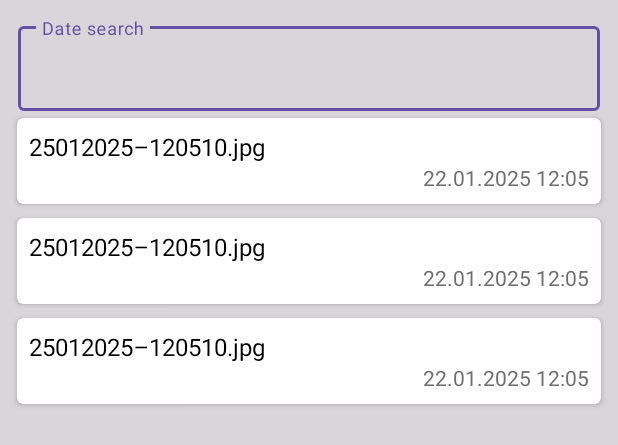
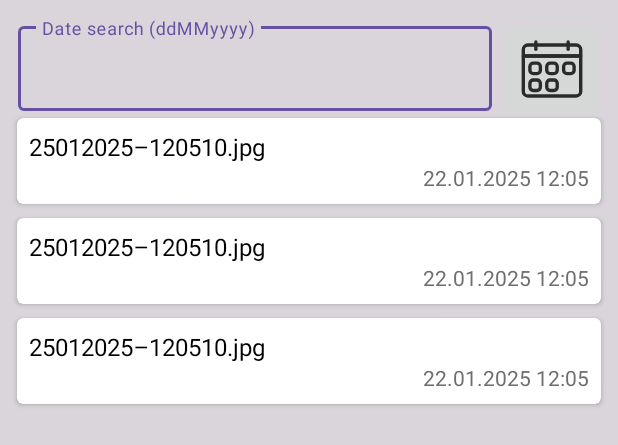
Before and after one commit to dgmedvedev/SnapshotHistory, an Android app: the layout fragment_snapshot_list.xml on its own in the app's theme, with its tools: preview values and no code run, on a phone screen of 412 x 824 dp. Shown: the top 445 px of the screen. Run offline under Robolectric (Android 15) with nearby library versions, the phone set to English and light mode, and no system bars.

Commit message:
Added: DatePickerDialog, date selection button.

```diff
--- a/app/src/main/java/com/medvedev/snapshothistory/app/presentation/MainViewModel.kt
+++ b/app/src/main/java/com/medvedev/snapshothistory/app/presentation/MainViewModel.kt
@@ -35,7 +35,7 @@ class MainViewModel(
     private val takeSnapshotUseCase: TakeSnapshotUseCase
 ) : ViewModel() {
 
-    private var _resultPhotoCapture = MutableLiveData<String>()
+    private val _resultPhotoCapture = MutableLiveData<String>()
     val resultPhotoCapture: LiveData<String>
         get() = _resultPhotoCapture
 
--- /dev/null
+++ b/app/src/main/res/drawable/calendar_date.xml
@@ -0,0 +1,35 @@
+<vector xmlns:android="http://schemas.android.com/apk/res/android"
+    android:width="48dp"
+    android:height="48dp"
+    android:alpha="0.8"
+    android:viewportWidth="64"
+    android:viewportHeight="64">
+
+    <path
+        android:fillColor="#000000"
+        android:pathData="M53.54,57.46H10.46A5.51,5.51 0,0 1,5 52V20.41a1.51,1.51 0,0 1,1.5 -1.5H57.54a1.51,1.51 0,0 1,1.5 1.5V52A5.51,5.51 0,0 1,53.54 57.46ZM8,21.91V52a2.5,2.5 0,0 0,2.5 2.5H53.54A2.5,2.5 0,0 0,56 52v-30Z" />
+    <path
+        android:fillColor="#000000"
+        android:pathData="M57.54,21.91H6.46A1.5,1.5 0,0 1,5 20.41V14.72a5.51,5.51 0,0 1,5.5 -5.5H53.54a5.51,5.51 0,0 1,5.5 5.5v5.69A1.5,1.5 0,0 1,57.54 21.91ZM8,18.91H56V14.72a2.5,2.5 0,0 0,-2.5 -2.5H10.46A2.5,2.5 0,0 0,8 14.72Z" />
+    <path
+        android:fillColor="#000000"
+        android:pathData="M17.66,16a1.5,1.5 0,0 1,-1.5 -1.5V8a1.5,1.5 0,0 1,3 0V14.5A1.5,1.5 0,0 1,17.66 16Z" />
+    <path
+        android:fillColor="#000000"
+        android:pathData="M46.34,16a1.5,1.5 0,0 1,-1.5 -1.5V8a1.5,1.5 0,0 1,3 0V14.5A1.5,1.5 0,0 1,46.34 16Z" />
+    <path
+        android:fillColor="#000000"
+        android:pathData="M18.66,37.61L15.34,37.61a4.51,4.51 0,0 1,-4.5 -4.5L10.84,29.79a4.5,4.5 0,0 1,4.5 -4.5h3.32a4.5,4.5 0,0 1,4.5 4.5v3.32A4.51,4.51 0,0 1,18.66 37.61ZM15.34,28.29a1.5,1.5 0,0 0,-1.5 1.5v3.32a1.5,1.5 0,0 0,1.5 1.5h3.32a1.5,1.5 0,0 0,1.5 -1.5L20.16,29.79a1.5,1.5 0,0 0,-1.5 -1.5Z" />
+    <path
+        android:fillColor="#000000"
+        android:pathData="M33.66,37.61L30.34,37.61a4.51,4.51 0,0 1,-4.5 -4.5L25.84,29.79a4.5,4.5 0,0 1,4.5 -4.5h3.32a4.5,4.5 0,0 1,4.5 4.5v3.32A4.51,4.51 0,0 1,33.66 37.61ZM30.34,28.29a1.5,1.5 0,0 0,-1.5 1.5v3.32a1.5,1.5 0,0 0,1.5 1.5h3.32a1.5,1.5 0,0 0,1.5 -1.5L35.16,29.79a1.5,1.5 0,0 0,-1.5 -1.5Z" />
+    <path
+        android:fillColor="#000000"
+        android:pathData="M48.66,37.61L45.34,37.61a4.51,4.51 0,0 1,-4.5 -4.5L40.84,29.79a4.5,4.5 0,0 1,4.5 -4.5h3.32a4.5,4.5 0,0 1,4.5 4.5v3.32A4.51,4.51 0,0 1,48.66 37.61ZM45.34,28.29a1.5,1.5 0,0 0,-1.5 1.5v3.32a1.5,1.5 0,0 0,1.5 1.5h3.32a1.5,1.5 0,0 0,1.5 -1.5L50.16,29.79a1.5,1.5 0,0 0,-1.5 -1.5Z" />
+    <path
+        android:fillColor="#000000"
+        android:pathData="M18.66,52.61L15.34,52.61a4.51,4.51 0,0 1,-4.5 -4.5L10.84,44.79a4.5,4.5 0,0 1,4.5 -4.5h3.32a4.5,4.5 0,0 1,4.5 4.5v3.32A4.51,4.51 0,0 1,18.66 52.61ZM15.34,43.29a1.5,1.5 0,0 0,-1.5 1.5v3.32a1.5,1.5 0,0 0,1.5 1.5h3.32a1.5,1.5 0,0 0,1.5 -1.5L20.16,44.79a1.5,1.5 0,0 0,-1.5 -1.5Z" />
+    <path
+        android:fillColor="#000000"
+        android:pathData="M33.66,52.61L30.34,52.61a4.51,4.51 0,0 1,-4.5 -4.5L25.84,44.79a4.5,4.5 0,0 1,4.5 -4.5h3.32a4.5,4.5 0,0 1,4.5 4.5v3.32A4.51,4.51 0,0 1,33.66 52.61ZM30.34,43.29a1.5,1.5 0,0 0,-1.5 1.5v3.32a1.5,1.5 0,0 0,1.5 1.5h3.32a1.5,1.5 0,0 0,1.5 -1.5L35.16,44.79a1.5,1.5 0,0 0,-1.5 -1.5Z" />
+</vector>
--- a/app/src/main/res/layout/fragment_snapshot_list.xml
+++ b/app/src/main/res/layout/fragment_snapshot_list.xml
@@ -9,11 +9,11 @@
 
     <com.google.android.material.textfield.TextInputLayout
         android:id="@+id/til_search"
-        android:layout_width="match_parent"
+        android:layout_width="0dp"
         android:layout_height="wrap_content"
         android:layout_margin="4dp"
         android:textColorHint="@color/gray"
-        app:layout_constraintEnd_toEndOf="parent"
+        app:layout_constraintEnd_toStartOf="@id/btn_calendar"
         app:layout_constraintStart_toStartOf="parent"
         app:layout_constraintTop_toTopOf="parent">
 
@@ -27,6 +27,16 @@
             android:textColor="@color/black" />
     </com.google.android.material.textfield.TextInputLayout>
 
+    <ImageButton
+        android:id="@+id/btn_calendar"
+        android:layout_width="wrap_content"
+        android:layout_height="0dp"
+        android:contentDescription="@string/btn_date_selection"
+        android:src="@drawable/calendar_date"
+        app:layout_constraintEnd_toEndOf="parent"
+        app:layout_constraintStart_toEndOf="@id/til_search"
+        app:layout_constraintTop_toTopOf="@id/til_search" />
+
     <androidx.recyclerview.widget.RecyclerView
         android:id="@+id/rv_snapshot_list"
         android:layout_width="match_parent"
--- a/app/src/main/res/values/strings.xml
+++ b/app/src/main/res/values/strings.xml
@@ -4,6 +4,7 @@
     <string name="fab_take_snapshot">Take a snapshot</string>
     <string name="fab_snapshot_list">View snapshots</string>
     <string name="fab_location">View location</string>
+    <string name="btn_date_selection">Date selection</string>
     <string name="permissions_must_be_granted">All permissions must be granted</string>
     <string name="try_again">Try again</string>
     <string name="select_folder">Select a folder to save</string>
@@ -13,7 +14,7 @@
     <string name="selected_snapshot">The selected snapshot</string>
     <string name="snapshot_not_found">Snapshot not found</string>
     <string name="location_of_snapshot">Location of the snapshot</string>
-    <string name="hint_text_field_search">Date search</string>
+    <string name="hint_text_field_search">Date search (ddMMyyyy)</string>
     <string name="warning_text">(search template : 22012025)</string>
 
     <!--    Errors-->
```
Also changed, not shown: app/src/main/java/com/medvedev/snapshothistory/app/presentation/SnapshotListFragment.kt (+21 -0 lines), app/src/main/java/com/medvedev/snapshothistory/app/presentation/SnapshotListViewModel.kt (+18 -2 lines), 1 other file.
